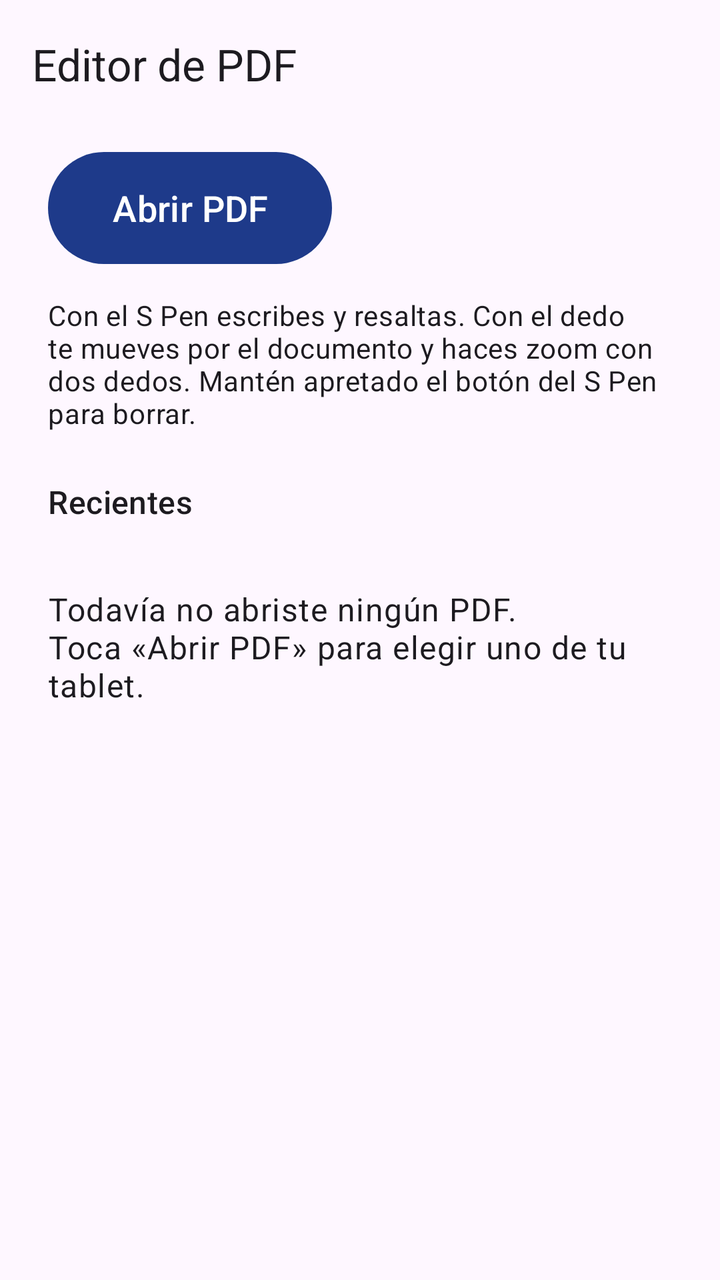
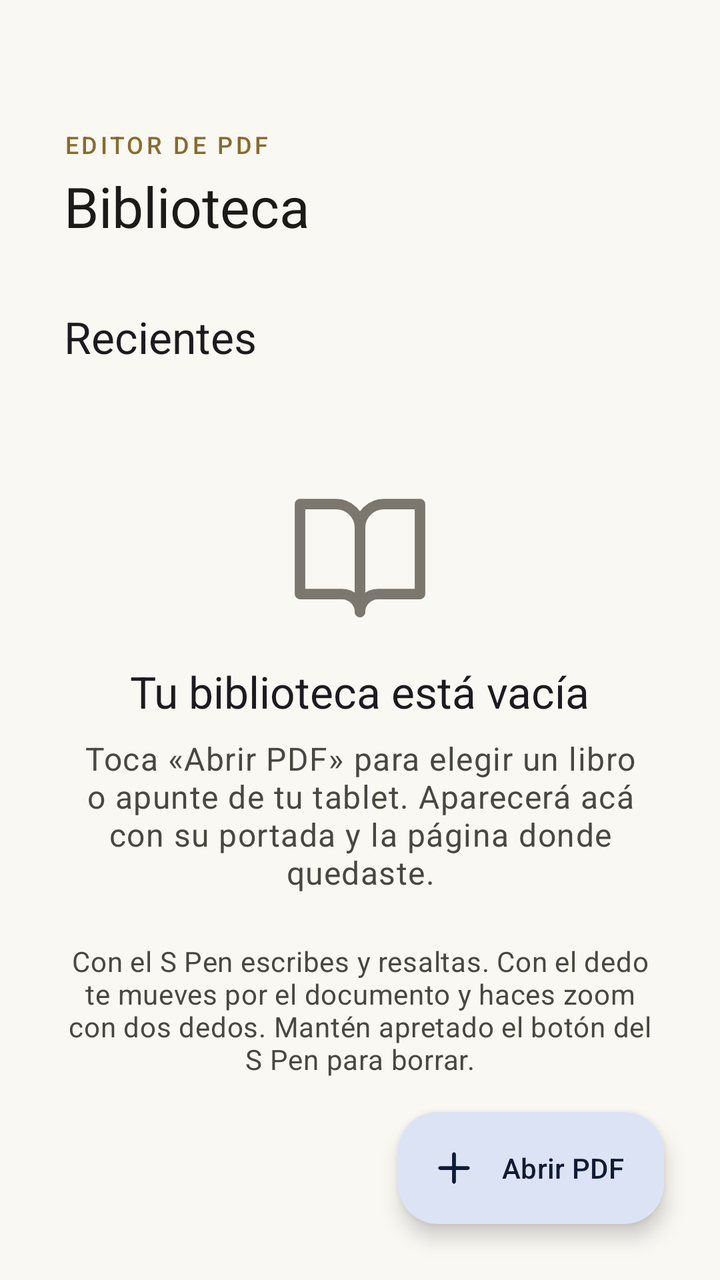

Screens rendered from an Android XML layout before and after an edit, with the pre-edit source and the edit as a unified diff.
<!-- AndroidManifest.xml: application theme Theme.EditorPDF -->
<!-- res/layout/activity_main.xml -->
<?xml version="1.0" encoding="utf-8"?>
<LinearLayout xmlns:android="http://schemas.android.com/apk/res/android"
    xmlns:app="http://schemas.android.com/apk/res-auto"
    android:id="@+id/root"
    android:layout_width="match_parent"
    android:layout_height="match_parent"
    android:background="?attr/colorSurface"
    android:orientation="vertical">

    <com.google.android.material.appbar.MaterialToolbar
        android:layout_width="match_parent"
        android:layout_height="?attr/actionBarSize"
        app:title="@string/app_name" />

    <LinearLayout
        android:layout_width="match_parent"
        android:layout_height="match_parent"
        android:orientation="vertical"
        android:paddingHorizontal="24dp"
        android:paddingTop="8dp">

        <com.google.android.material.button.MaterialButton
            android:id="@+id/open_button"
            android:layout_width="wrap_content"
            android:layout_height="64dp"
            android:paddingHorizontal="32dp"
            android:text="@string/open_pdf"
            android:textSize="18sp" />

        <TextView
            android:layout_width="match_parent"
            android:layout_height="wrap_content"
            android:layout_marginTop="12dp"
            android:text="@string/home_tip"
            android:textAppearance="?attr/textAppearanceBodyMedium" />

        <TextView
            android:layout_width="wrap_content"
            android:layout_height="wrap_content"
            android:layout_marginTop="24dp"
            android:layout_marginBottom="8dp"
            android:text="@string/recent"
            android:textAppearance="?attr/textAppearanceTitleMedium" />

        <TextView
            android:id="@+id/empty"
            android:layout_width="match_parent"
            android:layout_height="wrap_content"
            android:paddingVertical="24dp"
            android:text="@string/no_recent"
            android:textAppearance="?attr/textAppearanceBodyLarge" />

        <androidx.recyclerview.widget.RecyclerView
            android:id="@+id/recent_list"
            android:layout_width="match_parent"
            android:layout_height="match_parent"
            android:clipToPadding="false"
            android:paddingBottom="24dp" />
    </LinearLayout>
</LinearLayout>
<!-- resources referenced by this layout -->
<resources>
  <string name="app_name">Editor de PDF</string>
  <string name="no_recent">Todavía no abriste ningún PDF.\nToca «Abrir PDF» para elegir uno de tu tablet.</string>
  <style name="Theme.EditorPDF" parent="Theme.Material3.DayNight.NoActionBar">
          <item name="colorPrimary">@color/brand</item>
      </style>
  <color name="brand">#1E3A8A</color>
  <!-- unchanged entries left out for length: 3 -->
</resources>

<!-- the commit's change to res/layout/activity_main.xml (unified diff, before → after) -->
@@ -1,60 +1,240 @@
 <?xml version="1.0" encoding="utf-8"?>
-<LinearLayout xmlns:android="http://schemas.android.com/apk/res/android"
+<FrameLayout xmlns:android="http://schemas.android.com/apk/res/android"
     xmlns:app="http://schemas.android.com/apk/res-auto"
     android:id="@+id/root"
     android:layout_width="match_parent"
     android:layout_height="match_parent"
-    android:background="?attr/colorSurface"
-    android:orientation="vertical">
-
-    <com.google.android.material.appbar.MaterialToolbar
-        android:layout_width="match_parent"
-        android:layout_height="?attr/actionBarSize"
-        app:title="@string/app_name" />
+    android:background="?attr/colorSurface">
 
     <LinearLayout
         android:layout_width="match_parent"
         android:layout_height="match_parent"
-        android:orientation="vertical"
-        android:paddingHorizontal="24dp"
-        android:paddingTop="8dp">
-
-        <com.google.android.material.button.MaterialButton
-            android:id="@+id/open_button"
-            android:layout_width="wrap_content"
-            android:layout_height="64dp"
-            android:paddingHorizontal="32dp"
-            android:text="@string/open_pdf"
-            android:textSize="18sp" />
-
-        <TextView
+        android:orientation="vertical">
+
+        <com.google.android.material.appbar.MaterialToolbar
+            android:id="@+id/toolbar"
             android:layout_width="match_parent"
-            android:layout_height="wrap_content"
-            android:layout_marginTop="12dp"
-            android:text="@string/home_tip"
-            android:textAppearance="?attr/textAppearanceBodyMedium" />
-
-        <TextView
-            android:layout_width="wrap_content"
-            android:layout_height="wrap_content"
-            android:layout_marginTop="24dp"
-            android:layout_marginBottom="8dp"
-            android:text="@string/recent"
-            android:textAppearance="?attr/textAppearanceTitleMedium" />
-
-        <TextView
-            android:id="@+id/empty"
-            android:layout_width="match_parent"
-            android:layout_height="wrap_content"
-            android:paddingVertical="24dp"
-            android:text="@string/no_recent"
-            android:textAppearance="?attr/textAppearanceBodyLarge" />
-
-        <androidx.recyclerview.widget.RecyclerView
-            android:id="@+id/recent_list"
+            android:layout_height="?attr/actionBarSize" />
+
+        <androidx.core.widget.NestedScrollView
             android:layout_width="match_parent"
             android:layout_height="match_parent"
             android:clipToPadding="false"
-            android:paddingBottom="24dp" />
+            android:paddingBottom="112dp">
+
+            <LinearLayout
+                android:layout_width="match_parent"
+                android:layout_height="wrap_content"
+                android:orientation="vertical"
+                android:paddingHorizontal="32dp">
+
+                <TextView
+                    android:layout_width="wrap_content"
+                    android:layout_height="wrap_content"
+                    android:text="@string/library_overline"
+                    android:textAppearance="@style/TextAppearance.EditorPDF.Overline" />
+
+                <TextView
+                    android:layout_width="wrap_content"
+                    android:layout_height="wrap_content"
+                    android:layout_marginTop="4dp"
+                    android:text="@string/library_title"
+                    android:textAppearance="@style/TextAppearance.EditorPDF.Display" />
+
+                <com.google.android.material.card.MaterialCardView
+                    android:id="@+id/update_banner"
+                    style="?attr/materialCardViewFilledStyle"
+                    android:layout_width="match_parent"
+                    android:layout_height="wrap_content"
+                    android:layout_marginTop="20dp"
+                    android:visibility="gone"
+                    app:cardBackgroundColor="?attr/colorSecondaryContainer">
+
+                    <LinearLayout
+                        android:layout_width="match_parent"
+                        android:layout_height="wrap_content"
+                        android:gravity="center_vertical"
+                        android:orientation="horizontal"
+                        android:paddingHorizontal="20dp"
+                        android:paddingVertical="14dp">
+
+                        <ImageView
+                            android:layout_width="24dp"
+                            android:layout_height="24dp"
+                            android:importantForAccessibility="no"
+                            android:src="@drawable/ic_download"
+                            app:tint="?attr/colorOnSecondaryContainer" />
+
+                        <TextView
+                            android:id="@+id/update_text"
+                            android:layout_width="0dp"
+                            android:layout_height="wrap_content"
+                            android:layout_marginStart="16dp"
+                            android:layout_weight="1"
+                            android:textAppearance="?attr/textAppearanceBodyLarge"
+                            android:textColor="?attr/colorOnSecondaryContainer" />
+
+                        <com.google.android.material.button.MaterialButton
+                            android:id="@+id/update_button"
+                            android:layout_width="wrap_content"
+                            android:layout_height="wrap_content"
+                            android:layout_marginStart="12dp"
+                            android:text="@string/update_now" />
+                    </LinearLayout>
+                </com.google.android.material.card.MaterialCardView>
+
+                
+                <com.google.android.material.card.MaterialCardView
+                    android:id="@+id/continue_card"
+                    style="?attr/materialCardViewElevatedStyle"
+                    android:layout_width="match_parent"
+                    android:layout_height="wrap_content"
+                    android:layout_marginTop="24dp"
+                    android:visibility="gone"
+                    app:cardBackgroundColor="?attr/colorSurfaceContainerLow"
+                    app:cardCornerRadius="24dp"
+                    app:cardElevation="2dp">
+
+                    <LinearLayout
+                        android:layout_width="match_parent"
+                        android:layout_height="wrap_content"
+                        android:gravity="center_vertical"
+                        android:orientation="horizontal"
+                        android:padding="20dp">
+
+                        <com.google.android.material.card.MaterialCardView
+                            style="?attr/materialCardViewOutlinedStyle"
+                            android:layout_width="110dp"
+                            android:layout_height="wrap_content"
+                            app:cardCornerRadius="8dp">
+
+                            <com.matias.editorpdf.view.AspectImageView
+                                android:id="@+id/continue_cover"
+                                android:layout_width="match_parent"
+                                android:layout_height="wrap_content"
+                                android:background="?attr/colorSurfaceContainerHigh"
+                                android:importantForAccessibility="no"
+                                android:scaleType="centerCrop" />
+                        </com.google.android.material.card.MaterialCardView>
+
+                        <LinearLayout
+                            android:layout_width="0dp"
+                            android:layout_height="wrap_content"
+                            android:layout_marginStart="24dp"
+                            android:layout_weight="1"
+                            android:orientation="vertical">
+
+                            <TextView
+                                android:layout_width="wrap_content"
+                                android:layout_height="wrap_content"
+                                android:text="@string/continue_reading"
+                                android:textAppearance="@style/TextAppearance.EditorPDF.Overline" />
+
+                            <TextView
+                                android:id="@+id/continue_title"
+                                android:layout_width="match_parent"
+                                android:layout_height="wrap_content"
+                                android:layout_marginTop="6dp"
+                                android:ellipsize="end"
+                                android:maxLines="2"
+                                android:textAppearance="@style/TextAppearance.EditorPDF.Title" />
+
+                            <TextView
+                                android:id="@+id/continue_meta"
+                                android:layout_width="match_parent"
+                                android:layout_height="wrap_content"
+                                android:layout_marginTop="4dp"
+                                android:textAppearance="?attr/textAppearanceBodyMedium"
+                                android:textColor="?attr/colorOnSurfaceVariant" />
+
+                            <com.google.android.material.progressindicator.LinearProgressIndicator
+                                android:id="@+id/continue_progress"
+                                android:layout_width="match_parent"
+                                android:layout_height="wrap_content"
+                                android:layout_marginTop="14dp"
+                                android:max="1000"
+                                app:indicatorColor="?attr/colorSecondary"
+                                app:trackColor="?attr/colorSurfaceContainerHighest"
+                                app:trackCornerRadius="4dp"
+                                app:trackThickness="6dp" />
+
+                            <com.google.android.material.button.MaterialButton
+                                android:id="@+id/continue_button"
+                                android:layout_width="wrap_content"
+                                android:layout_height="wrap_content"
+                                android:layout_marginTop="14dp"
+                                android:text="@string/continue_button" />
+                        </LinearLayout>
+                    </LinearLayout>
+                </com.google.android.material.card.MaterialCardView>
+
+                <TextView
+                    android:id="@+id/recent_header"
+                    android:layout_width="wrap_content"
+                    android:layout_height="wrap_content"
+                    android:layout_marginTop="32dp"
+                    android:layout_marginBottom="12dp"
+                    android:text="@string/recent"
+                    android:textAppearance="@style/TextAppearance.EditorPDF.Title" />
+
+                <LinearLayout
+                    android:id="@+id/empty"
+                    android:layout_width="match_parent"
+                    android:layout_height="wrap_content"
+                    android:gravity="center_horizontal"
+                    android:orientation="vertical"
+                    android:paddingVertical="48dp">
+
+                    <ImageView
+                        android:layout_width="72dp"
+                        android:layout_height="72dp"
+                        android:importantForAccessibility="no"
+                        android:src="@drawable/ic_list"
+                        app:tint="?attr/colorOutline" />
+
+                    <TextView
+                        android:layout_width="wrap_content"
+                        android:layout_height="wrap_content"
+                        android:layout_marginTop="16dp"
+                        android:text="@string/empty_title"
+                        android:textAppearance="@style/TextAppearance.EditorPDF.Title" />
+
+                    <TextView
+                        android:layout_width="wrap_content"
+                        android:layout_height="wrap_content"
+                        android:layout_marginTop="8dp"
+                        android:gravity="center"
+                        android:maxWidth="420dp"
+                        android:text="@string/no_recent"
+                        android:textAppearance="?attr/textAppearanceBodyLarge"
+                        android:textColor="?attr/colorOnSurfaceVariant" />
+
+                    <TextView
+                        android:layout_width="wrap_content"
+                        android:layout_height="wrap_content"
+                        android:layout_marginTop="24dp"
+                        android:gravity="center"
+                        android:maxWidth="460dp"
+                        android:text="@string/home_tip"
+                        android:textAppearance="?attr/textAppearanceBodyMedium"
+                        android:textColor="?attr/colorOnSurfaceVariant" />
+                </LinearLayout>
+
+                <androidx.recyclerview.widget.RecyclerView
+                    android:id="@+id/recent_list"
+                    android:layout_width="match_parent"
+                    android:layout_height="wrap_content"
+                    android:nestedScrollingEnabled="false" />
+            </LinearLayout>
+        </androidx.core.widget.NestedScrollView>
     </LinearLayout>
-</LinearLayout>
+
+    <com.google.android.material.floatingactionbutton.ExtendedFloatingActionButton
+        android:id="@+id/open_button"
+        android:layout_width="wrap_content"
+        android:layout_height="wrap_content"
+        android:layout_gravity="bottom|end"
+        android:layout_margin="28dp"
+        android:text="@string/open_pdf"
+        app:icon="@drawable/ic_add" />
+</FrameLayout>
<!-- resource entries referenced after the edit -->
@@ -1,11 +1,169 @@
 <!-- resources referenced by this layout -->
 <resources>
-  <string name="app_name">Editor de PDF</string>
-  <string name="no_recent">Todavía no abriste ningún PDF.\nToca «Abrir PDF» para elegir uno de tu tablet.</string>
+  <!-- drawable ic_add (drawable) -->
+  <?xml version="1.0" encoding="utf-8"?>
+  <vector xmlns:android="http://schemas.android.com/apk/res/android"
+      android:width="24dp"
+      android:height="24dp"
+      android:tint="?attr/colorControlNormal"
+      android:viewportWidth="24"
+      android:viewportHeight="24">
+      <path
+          android:fillColor="#00000000"
+          android:pathData="M12 5v14"
+          android:strokeColor="#FF000000"
+          android:strokeLineCap="round"
+          android:strokeLineJoin="round"
+          android:strokeWidth="1.75" />
+      <path
+          android:fillColor="#00000000"
+          android:pathData="M5 12h14"
+          android:strokeColor="#FF000000"
+          android:strokeLineCap="round"
+          android:strokeLineJoin="round"
+          android:strokeWidth="1.75" />
+  </vector>
+  <!-- drawable ic_download (drawable) -->
+  <?xml version="1.0" encoding="utf-8"?>
+  <vector xmlns:android="http://schemas.android.com/apk/res/android"
+      android:width="24dp"
+      android:height="24dp"
+      android:tint="?attr/colorControlNormal"
+      android:viewportWidth="24"
+      android:viewportHeight="24">
+      <path
+          android:fillColor="#00000000"
+          android:pathData="M21 15v4a2 2 0 0 1-2 2H5a2 2 0 0 1-2-2v-4"
+          android:strokeColor="#FF000000"
+          android:strokeLineCap="round"
+          android:strokeLineJoin="round"
+          android:strokeWidth="1.75" />
+      <path
+          android:fillColor="#00000000"
+          android:pathData="M7 10l5 5 5-5"
+          android:strokeColor="#FF000000"
+          android:strokeLineCap="round"
+          android:strokeLineJoin="round"
+          android:strokeWidth="1.75" />
+      <path
+          android:fillColor="#00000000"
+          android:pathData="M12 15V3"
+          android:strokeColor="#FF000000"
+          android:strokeLineCap="round"
+          android:strokeLineJoin="round"
+          android:strokeWidth="1.75" />
+  </vector>
+  <!-- drawable ic_list (drawable) -->
+  <?xml version="1.0" encoding="utf-8"?>
+  <vector xmlns:android="http://schemas.android.com/apk/res/android"
+      android:width="24dp"
+      android:height="24dp"
+      android:tint="?attr/colorControlNormal"
+      android:viewportWidth="24"
+      android:viewportHeight="24">
+      <path
+          android:fillColor="#00000000"
+          android:pathData="M2 3h6a4 4 0 0 1 4 4v14a3 3 0 0 0-3-3H2z"
+          android:strokeColor="#FF000000"
+          android:strokeLineCap="round"
+          android:strokeLineJoin="round"
+          android:strokeWidth="1.75" />
+      <path
+          android:fillColor="#00000000"
+          android:pathData="M22 3h-6a4 4 0 0 0-4 4v14a3 3 0 0 1 3-3h7z"
+          android:strokeColor="#FF000000"
+          android:strokeLineCap="round"
+          android:strokeLineJoin="round"
+          android:strokeWidth="1.75" />
+  </vector>
+  <string name="continue_button">Continuar</string>
+  <string name="continue_reading">Seguir leyendo</string>
+  <string name="empty_title">Tu biblioteca está vacía</string>
+  <string name="library_overline">Editor de PDF</string>
+  <string name="library_title">Biblioteca</string>
+  <string name="no_recent">Toca «Abrir PDF» para elegir un libro o apunte de tu tablet. Aparecerá acá con su portada y la página donde quedaste.</string>
+  <string name="update_now">Actualizar</string>
+  <style name="TextAppearance.EditorPDF.Display" parent="TextAppearance.Material3.HeadlineMedium">
+          <item name="android:fontFamily">serif</item>
+          <item name="android:textColor">?attr/colorOnSurface</item>
+      </style>
+  <style name="TextAppearance.EditorPDF.Overline" parent="TextAppearance.Material3.LabelMedium">
+          <item name="android:textAllCaps">true</item>
+          <item name="android:letterSpacing">0.12</item>
+          <item name="android:textColor">?attr/colorSecondary</item>
+      </style>
+  <style name="TextAppearance.EditorPDF.Title" parent="TextAppearance.Material3.TitleLarge">
+          <item name="android:fontFamily">serif</item>
+      </style>
   <style name="Theme.EditorPDF" parent="Theme.Material3.DayNight.NoActionBar">
-          <item name="colorPrimary">@color/brand</item>
+          <item name="colorPrimary">@color/c_primary</item>
+          <item name="colorOnPrimary">@color/c_on_primary</item>
+          <item name="colorPrimaryContainer">@color/c_primary_container</item>
+          <item name="colorOnPrimaryContainer">@color/c_on_primary_container</item>
+          <item name="colorSecondary">@color/c_secondary</item>
+          <item name="colorOnSecondary">@color/c_on_secondary</item>
+          <item name="colorSecondaryContainer">@color/c_secondary_container</item>
+          <item name="colorOnSecondaryContainer">@color/c_on_secondary_container</item>
+          <item name="colorTertiary">@color/c_tertiary</item>
+          <item name="colorOnTertiary">@color/c_on_tertiary</item>
+          <item name="colorTertiaryContainer">@color/c_tertiary_container</item>
+          <item name="colorOnTertiaryContainer">@color/c_on_tertiary_container</item>
+          <item name="android:colorBackground">@color/c_surface</item>
+          <item name="colorOnBackground">@color/c_on_surface</item>
+          <item name="colorSurface">@color/c_surface</item>
+          <item name="colorOnSurface">@color/c_on_surface</item>
+          <item name="colorSurfaceVariant">@color/c_surface_variant</item>
+          <item name="colorOnSurfaceVariant">@color/c_on_surface_variant</item>
+          <item name="colorSurfaceContainerLowest">@color/c_surface_lowest</item>
+          <item name="colorSurfaceContainerLow">@color/c_surface_low</item>
+          <item name="colorSurfaceContainer">@color/c_surface_container</item>
+          <item name="colorSurfaceContainerHigh">@color/c_surface_high</item>
+          <item name="colorSurfaceContainerHighest">@color/c_surface_highest</item>
+          <item name="colorOutline">@color/c_outline</item>
+          <item name="colorOutlineVariant">@color/c_outline_variant</item>
+          <item name="android:statusBarColor">@android:color/transparent</item>
+          <item name="android:navigationBarColor">@android:color/transparent</item>
+          <item name="shapeAppearanceCornerMedium">@style/Shape.EditorPDF.Medium</item>
+          <item name="shapeAppearanceCornerLarge">@style/Shape.EditorPDF.Large</item>
+          <item name="materialAlertDialogTheme">@style/ThemeOverlay.EditorPDF.Dialog</item>
       </style>
-  <color name="brand">#1E3A8A</color>
+  <color name="c_primary">#23345C</color>
+  <color name="c_on_primary">#FFFFFF</color>
+  <color name="c_primary_container">#DCE3F5</color>
+  <color name="c_on_primary_container">#0F1B36</color>
+  <color name="c_secondary">#8A6A2F</color>
+  <color name="c_on_secondary">#FFFFFF</color>
+  <color name="c_secondary_container">#EFE3C8</color>
+  <color name="c_on_secondary_container">#2E2108</color>
+  <color name="c_tertiary">#4F6B5A</color>
+  <color name="c_on_tertiary">#FFFFFF</color>
+  <color name="c_tertiary_container">#D3E6D9</color>
+  <color name="c_on_tertiary_container">#0F2418</color>
+  <color name="c_surface">#FAF8F3</color>
+  <color name="c_on_surface">#1C1B19</color>
+  <color name="c_surface_variant">#E9E5DC</color>
+  <color name="c_on_surface_variant">#4A4740</color>
+  <color name="c_surface_lowest">#FFFFFF</color>
+  <color name="c_surface_low">#F5F2EB</color>
+  <color name="c_surface_container">#EFEBE3</color>
+  <color name="c_surface_high">#E9E5DC</color>
+  <color name="c_surface_highest">#E3DED4</color>
+  <color name="c_outline">#7B776E</color>
+  <color name="c_outline_variant">#CFCAC0</color>
+  <style name="Shape.EditorPDF.Medium" parent="">
+          <item name="cornerFamily">rounded</item>
+          <item name="cornerSize">14dp</item>
+      </style>
+  <style name="Shape.EditorPDF.Large" parent="">
+          <item name="cornerFamily">rounded</item>
+          <item name="cornerSize">20dp</item>
+      </style>
+  <style name="ThemeOverlay.EditorPDF.Dialog" parent="ThemeOverlay.Material3.MaterialAlertDialog">
+          <item name="materialAlertDialogTitleTextStyle">@style/EditorPDF.DialogTitle</item>
+      </style>
+  <style name="EditorPDF.DialogTitle" parent="MaterialAlertDialog.Material3.Title.Text">
+          <item name="android:fontFamily">serif</item>
+      </style>
   <!-- unchanged entries left out for length: 3 -->
 </resources>
 
